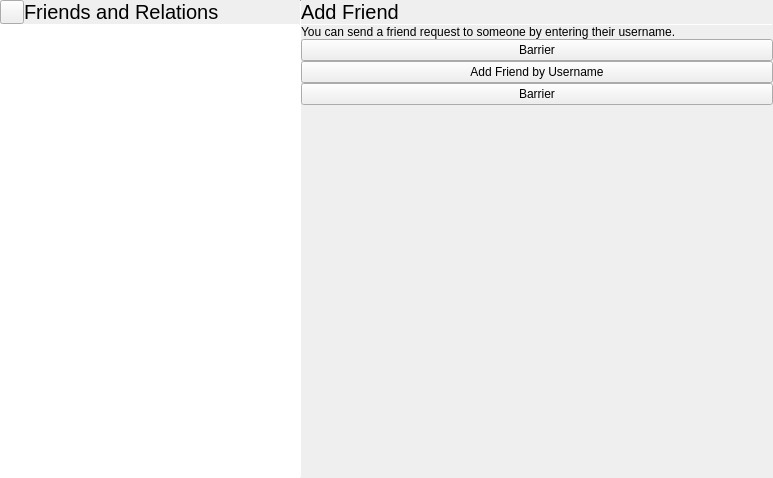
Above: online/friendsdialog.ui from vicr123/libentertaining before the change. Below: the same form after it.
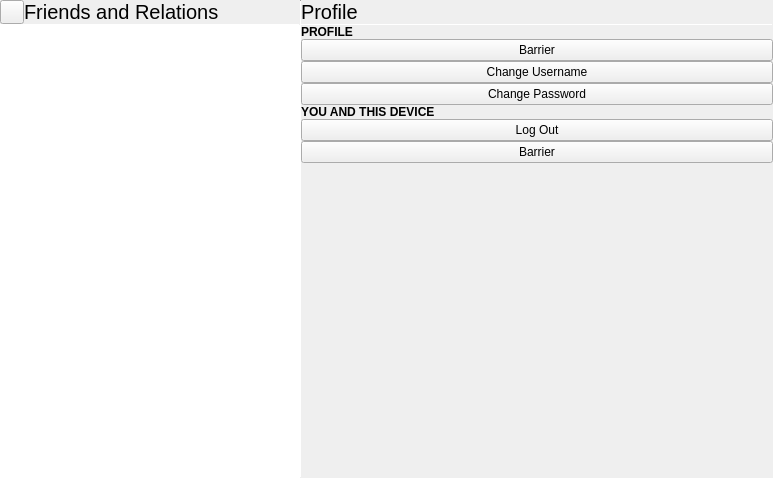
That is the form after the change. Icons and pictures are not drawn. Custom widgets are drawn as their Qt base class.

```diff
--- a/online/friendsdialog.ui
+++ b/online/friendsdialog.ui
@@ -144,6 +144,133 @@
        <property name="currentIndex">
         <number>0</number>
        </property>
+       <widget class="QWidget" name="profilePage">
+        <layout class="QVBoxLayout" name="verticalLayout_4">
+         <property name="spacing">
+          <number>0</number>
+         </property>
+         <property name="leftMargin">
+          <number>0</number>
+         </property>
+         <property name="topMargin">
+          <number>0</number>
+         </property>
+         <property name="rightMargin">
+          <number>0</number>
+         </property>
+         <property name="bottomMargin">
+          <number>0</number>
+         </property>
+         <item>
+          <widget class="QLabel" name="profilePageTitle">
+           <property name="font">
+            <font>
+             <pointsize>15</pointsize>
+            </font>
+           </property>
+           <property name="text">
+            <string notr="true">Profile</string>
+           </property>
+           <property name="margin">
+            <number>9</number>
+           </property>
+          </widget>
+         </item>
+         <item>
+          <widget class="Line" name="line_4">
+           <property name="maximumSize">
+            <size>
+             <width>16777215</width>
+             <height>1</height>
+            </size>
+           </property>
+           <property name="orientation">
+            <enum>Qt::Horizontal</enum>
+           </property>
+          </widget>
+         </item>
+         <item>
+          <widget class="QLabel" name="label_4">
+           <property name="font">
+            <font>
+             <weight>75</weight>
+             <bold>true</bold>
+            </font>
+           </property>
+           <property name="text">
+            <string>PROFILE</string>
+           </property>
+           <property name="margin">
+            <number>9</number>
+           </property>
+          </widget>
+         </item>
+         <item>
+          <widget class="FocusBarrier" name="focusBarrier_3">
+           <property name="text">
+            <string notr="true">Barrier</string>
+           </property>
+          </widget>
+         </item>
+         <item>
+          <widget class="QPushButton" name="changeUsernameButton">
+           <property name="text">
+            <string>Change Username</string>
+           </property>
+          </widget>
+         </item>
+         <item>
+          <widget class="QPushButton" name="changePasswordButton">
+           <property name="text">
+            <string>Change Password</string>
+           </property>
+          </widget>
+         </item>
+         <item>
+          <widget class="QLabel" name="label_5">
+           <property name="font">
+            <font>
+             <weight>75</weight>
+             <bold>true</bold>
+            </font>
+           </property>
+           <property name="text">
+            <string>YOU AND THIS DEVICE</string>
+           </property>
+           <property name="margin">
+            <number>9</number>
+           </property>
+          </widget>
+         </item>
+         <item>
+          <widget class="QPushButton" name="logOutButton">
+           <property name="text">
+            <string>Log Out</string>
+           </property>
+          </widget>
+         </item>
+         <item>
+          <widget class="FocusBarrier" name="focusBarrier_4">
+           <property name="text">
+            <string notr="true">Barrier</string>
+           </property>
+          </widget>
+         </item>
+         <item>
+          <spacer name="verticalSpacer_2">
+           <property name="orientation">
+            <enum>Qt::Vertical</enum>
+           </property>
+           <property name="sizeHint" stdset="0">
+            <size>
+             <width>20</width>
+             <height>225</height>
+            </size>
+           </property>
+          </spacer>
+         </item>
+        </layout>
+       </widget>
        <widget class="QWidget" name="addFriendPage">
         <layout class="QVBoxLayout" name="verticalLayout_3">
          <property name="spacing">
```
Left out of the diff: 5 changed lines with no effect on the pictures.
